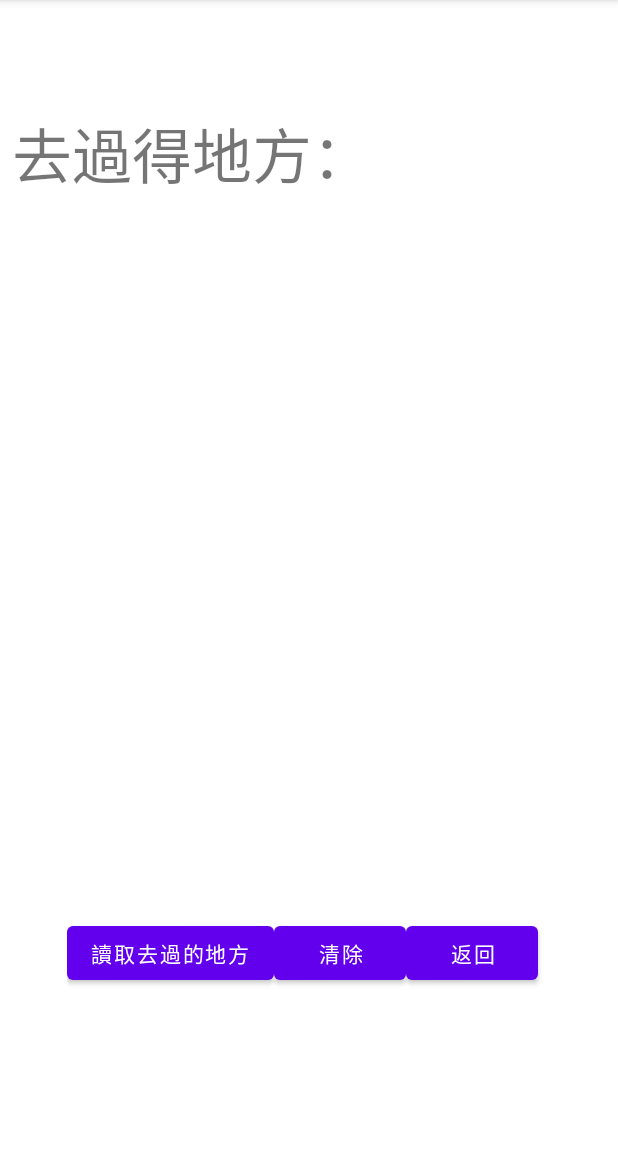
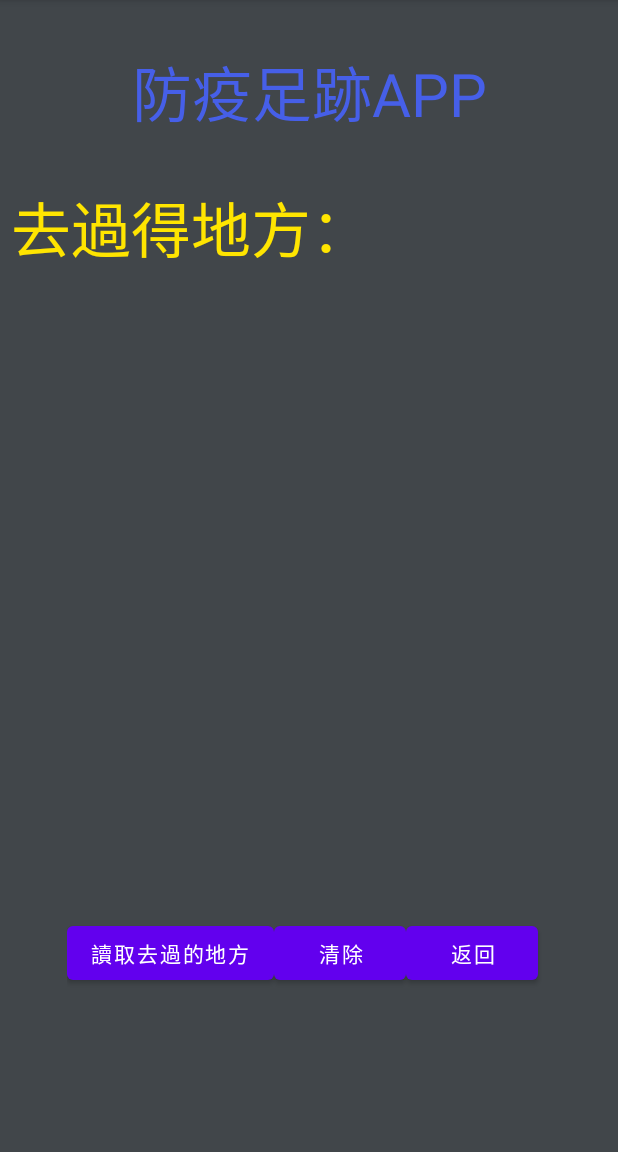
Before and after one commit to d1084182022/finaltestandroid, an Android app: the screen it shows after launch (MainActivity3), after a tap on "查看去過的地方", on a phone screen of 412 x 824 dp, the part 84-1236 px from its top. Run offline under Robolectric (Android 15) with nearby library versions, the phone set to English and light mode, and no system bars; 1 other tap on this screen came first.

Commit message:
字體大小、顏色與背景顏色更新

```diff
--- a/app/src/main/res/layout/activity_main3.xml
+++ b/app/src/main/res/layout/activity_main3.xml
@@ -4,7 +4,9 @@
     xmlns:tools="http://schemas.android.com/tools"
     android:layout_width="match_parent"
     android:layout_height="match_parent"
-    tools:context=".MainActivity3">
+    tools:context=".MainActivity3"
+    android:background="#41464A"
+    >
 
     <LinearLayout
         android:id="@+id/linearLayout"
@@ -38,28 +40,47 @@
     </LinearLayout>
 
     <LinearLayout
+        android:id="@+id/linearLayout3"
         android:layout_width="396dp"
         android:layout_height="466dp"
         android:orientation="vertical"
         app:layout_constraintBottom_toTopOf="@+id/linearLayout"
         app:layout_constraintEnd_toEndOf="parent"
+        app:layout_constraintHorizontal_bias="0.466"
         app:layout_constraintStart_toStartOf="parent"
-        app:layout_constraintTop_toTopOf="parent">
+        app:layout_constraintTop_toTopOf="parent"
+        app:layout_constraintVertical_bias="0.84">
 
         <TextView
             android:id="@+id/textView2"
             android:layout_width="match_parent"
             android:layout_height="52dp"
             android:text="@string/gotowhere"
-            android:textSize="40sp" />
+            android:textSize="40sp"
+            android:textColor="#FFE500"
+            />
 
         <TextView
             android:id="@+id/textView4"
             android:layout_width="match_parent"
             android:layout_height="399dp"
             android:scrollbars="vertical"
-            android:singleLine="false"/>
+            android:singleLine="false"
+            android:textSize="20sp"
+            android:textColor="#FFE500"/>
 
     </LinearLayout>
 
+    <TextView
+        android:id="@+id/textView6"
+        android:layout_width="wrap_content"
+        android:layout_height="wrap_content"
+        android:text="@string/title"
+        android:textColor="#465FE8"
+        android:textSize="40sp"
+        app:layout_constraintBottom_toTopOf="@+id/linearLayout3"
+        app:layout_constraintEnd_toEndOf="parent"
+        app:layout_constraintStart_toStartOf="parent"
+        app:layout_constraintTop_toTopOf="parent" />
+
 </androidx.constraintlayout.widget.ConstraintLayout>
--- a/app/src/main/res/values/strings.xml
+++ b/app/src/main/res/values/strings.xml
@@ -1,5 +1,6 @@
 <resources>
     <string name="app_name">finaltestandroid</string>
+    <string name="title">防疫足跡APP</string>
     <string name="input_go_to_where">輸入去過的地方：</string>
     <string name="OK">輸入完成</string>
     <string name="chack">查看去過的地方</string>
```
Also changed, not shown: app/src/main/res/layout/activity_main.xml (+20 -2 lines).
